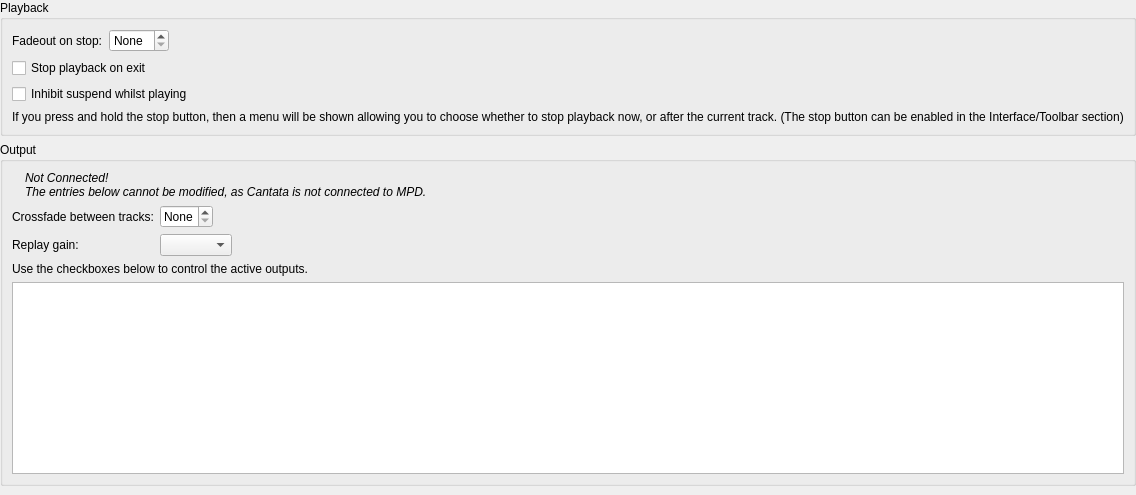
The window that gui/playbacksettings.ui (CDrummond/cantata) describes before a commit, drawn with Qt 5.
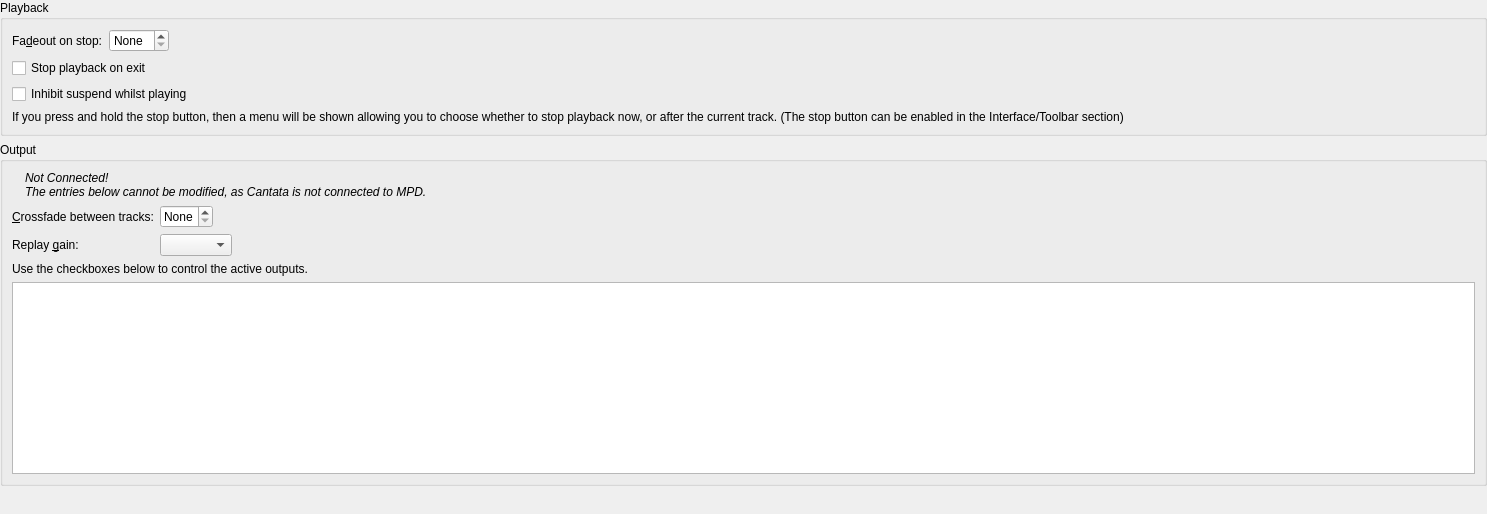
The same window after the commit. Custom widgets are drawn as their Qt base class.

Commit message: Re-arange layouts so that note labels are in correct place if make OSX pref dialog not do its resize thingy...

What changed in the file:
```diff
--- a/gui/playbacksettings.ui
+++ b/gui/playbacksettings.ui
@@ -6,7 +6,7 @@
    <rect>
     <x>0</x>
     <y>0</y>
-    <width>698</width>
+    <width>1487</width>
     <height>495</height>
    </rect>
   </property>
@@ -35,7 +35,7 @@
       <item row="0" column="0">
        <widget class="BuddyLabel" name="label_6b">
         <property name="text">
-         <string>Fadeout on stop:</string>
+         <string>Fa&amp;deout on stop:</string>
         </property>
         <property name="buddy">
          <cstring>stopFadeDuration</cstring>
@@ -78,6 +78,12 @@
    </item>
    <item>
     <widget class="QGroupBox" name="outputBox">
+     <property name="sizePolicy">
+      <sizepolicy hsizetype="Preferred" vsizetype="MinimumExpanding">
+       <horstretch>0</horstretch>
+       <verstretch>0</verstretch>
+      </sizepolicy>
+     </property>
      <property name="title">
       <string>Output</string>
      </property>
@@ -103,7 +109,7 @@
         <item row="0" column="0">
          <widget class="BuddyLabel" name="crossfadingLabel">
           <property name="text">
-           <string>Crossfade between tracks:</string>
+           <string>&amp;Crossfade between tracks:</string>
           </property>
           <property name="buddy">
            <cstring>crossfading</cstring>
@@ -126,7 +132,7 @@
         <item row="1" column="0">
          <widget class="BuddyLabel" name="replayGainLabel">
           <property name="text">
-           <string>Replay gain:</string>
+           <string>Replay &amp;gain:</string>
           </property>
           <property name="buddy">
            <cstring>replayGain</cstring>
```
Left out of the diff: 12 changed lines with no effect on the pictures. The commit also changes 2 other files.
